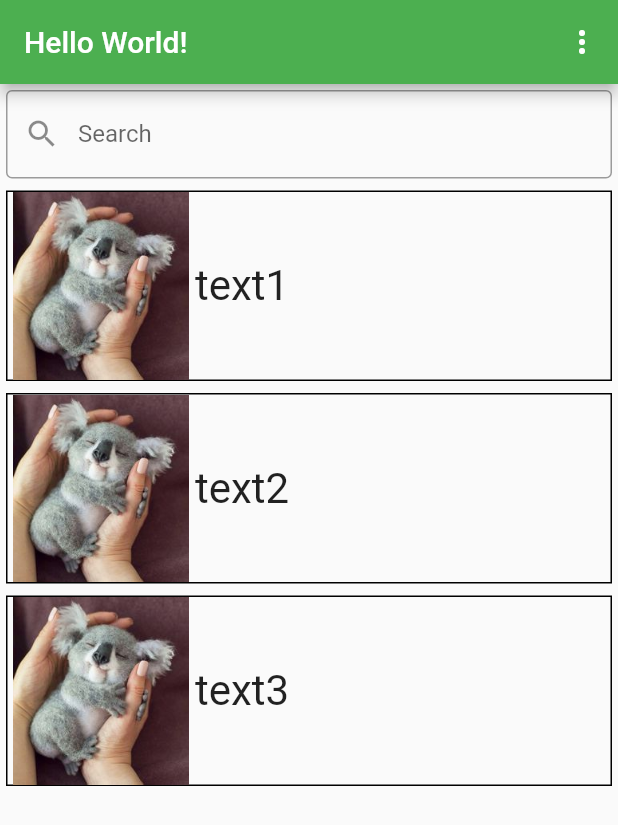
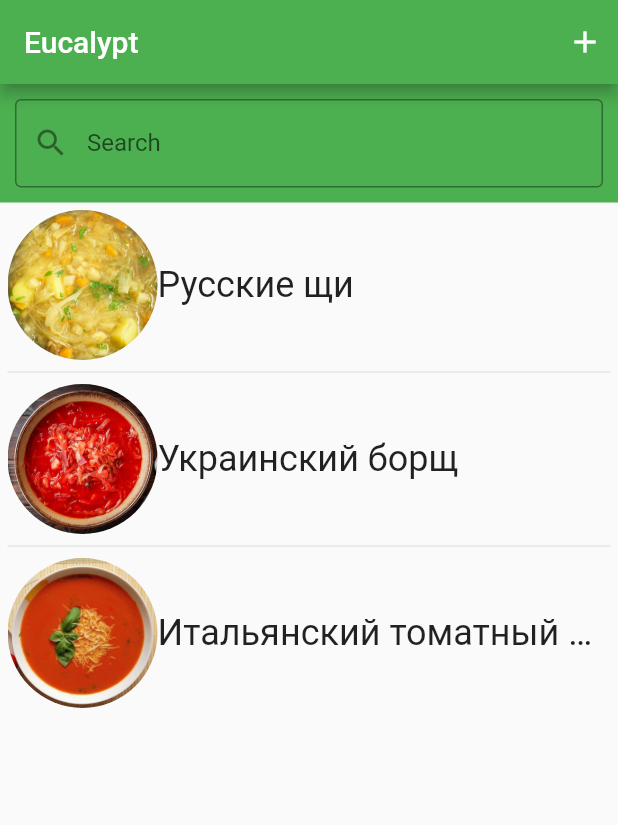
Before and after one commit to MrSanchezzzzz/myflutterapp1, a Flutter app: the screen it shows after launch, on a phone screen of 412 x 824 dp. Shown: the top 825 px of the screen. Run offline on Flutter 3.47's test engine with Material 2 defaults, Android fonts, the phone set to English and light mode, and no system bars; our stand-ins replace image_picker.

Commit message:
v1.2. Did some refactoring Redesign New screens

```diff
--- /dev/null
+++ b/lib/Widgets/item_list_widget.dart
@@ -0,0 +1,101 @@
+
+import 'package:flutter/material.dart';
+import '../../item_details_screen.dart';
+import 'dart:async';
+import 'dart:io';
+import 'package:path_provider/path_provider.dart';
+
+class _Item {
+  final String title;
+  final ImageProvider image;
+  final String description;
+  _Item(this.title, this.description ,this.image);
+}
+
+class ItemsListWidget extends StatefulWidget {
+  ItemsListWidget({Key? key,String searchPattern=""}) : super(key: key){
+        this.searchPattern=searchPattern;
+  }
+  String searchPattern="";
+  @override
+  ItemListWidgetState createState() => ItemListWidgetState();
+}
+
+class ItemListWidgetState extends State<ItemsListWidget> {
+  List<_Item> itemsToDisplay = [];
+
+  @override
+  Widget build(BuildContext context) {
+    getItems(); //TODO: Should i make getItems() async?
+    return ListView.separated(
+        padding: const EdgeInsets.all(5),
+        itemCount: itemsToDisplay.length,
+        itemBuilder: (BuildContext context, int index){
+            return SizedBox(
+                child: InkWell(
+                      child: Row(
+                        children: [
+                          ClipOval(
+                            child: Image(image: itemsToDisplay[index].image,
+                              height: 100,
+                              width: 100,
+                              fit: BoxFit.cover,
+                            ),
+                          ),
+                            Expanded(child:
+                            Text(
+                              itemsToDisplay[index].title,
+                              style: TextStyle(fontSize: 24),
+                              overflow: TextOverflow.ellipsis,
+                              ),
+                            )
+                        ],
+                      ),
+                      onTap: () {
+                        Navigator.push(
+                            context,
+                            MaterialPageRoute(
+                                builder: (context) =>
+                                    ItemDetailsScreen(itemsToDisplay[index].title, itemsToDisplay[index].description, itemsToDisplay[index].image)));
+                      },
+                    )
+            );
+
+        },
+        separatorBuilder: (BuildContext context, int index) => const Divider(),
+    );
+  }
+  var lastLoadedItemIndex=0;
+  //Todo: implement getItems method
+  ///count(int) - how many NEW items should method add to list
+  ///searchPattern(string) - Checks if item.title contains this string
+  getItems({int count=5}) async {
+    getFile();
+    List<_Item> items = [
+      _Item("Русские щи",
+          "Суп из капусты. Придуман в Росии. Мы изменили пенсионный возраст чтобы он был в списке блюд еще 4 года.Суп из капусты. Придуман в Росии. Мы изменили пенсионный возраст чтобы он был в списке блюд еще 4 года.Суп из капусты. Придуман в Росии. Мы изменили пенсионный возраст чтобы он был в списке блюд еще 4 года.Суп из капусты. Придуман в Росии. Мы изменили пенсионный возраст чтобы он был в списке блюд еще 4 года",
+          AssetImage("assets/images/item1_image.jpg")),
+      _Item("Украинский борщ",
+          "Вкусный, сытный, наваристый, красный,как нос алкаша, борщ",
+          AssetImage("assets/images/item2_image.jpg")),
+      _Item("Итальянский томатный суп",
+          "Непонятная бурда. Вроде из помидоров. Не пробовал",
+          AssetImage("assets/images/item3_image.jpg"))
+    ];
+    itemsToDisplay.clear();
+    for (_Item i in items) {
+      if (!i.title.contains(RegExp(widget.searchPattern, caseSensitive: false))) {
+        continue;
+      }
+      itemsToDisplay.add(i);
+    }
+  }
+  Future<File> getFile() async{
+    final path=(await getApplicationDocumentsDirectory()).path;
+    final file=File("$path/items.txt");
+    if(!await file.exists()) {
+      file.create(recursive: true);
+    }
+    return file;
+  }
+}
--- a/lib/main.dart
+++ b/lib/main.dart
@@ -1,11 +1,14 @@
 import 'dart:async';
 import 'package:flutter/material.dart';
+import '../main_screen.dart';
 
 void main() {
-  runApp(MyApp());
+  runApp(const MyApp());
 }
 
 class MyApp extends StatelessWidget {
+  const MyApp({Key? key}) : super(key: key);
+
   @override
   Widget build(BuildContext context) {
     return MaterialApp(
@@ -13,13 +16,15 @@ class MyApp extends StatelessWidget {
       theme: ThemeData(
         primarySwatch: Colors.green,
       ),
-      home: LoadingScreen(),
-      debugShowCheckedModeBanner: true,
+      home: const LoadingScreen(),
+      debugShowCheckedModeBanner: false,
     );
   }
 }
 
 class LoadingScreen extends StatefulWidget {
+  const LoadingScreen({Key? key}) : super(key: key);
+
   @override
   _LoadingScreenState createState() => _LoadingScreenState();
 }
@@ -29,9 +34,9 @@ class _LoadingScreenState extends State<LoadingScreen> {
   void initState() {
     super.initState();
     Timer(
-        Duration(seconds: 3),
+        const Duration(seconds: 3),
         () => Navigator.pushReplacement(
-            context, MaterialPageRoute(builder: (context) => MainMenu())));
+            context, MaterialPageRoute(builder: (context) => MainScreen())));
   }
 
   @override
@@ -41,188 +46,15 @@ class _LoadingScreenState extends State<LoadingScreen> {
       child: Column(
         mainAxisAlignment: MainAxisAlignment.center,
         crossAxisAlignment: CrossAxisAlignment.center,
-        children: [
+        children: const [
           Image(
-            image: AssetImage("assets/images/coala_logo.jpg"),
+            image: AssetImage("assets/images/logo.png"),
             width: 100,
             height: 100,
           ),
-          Text("Koala", textScaleFactor: 2)
+          Text("Eucalypt", textScaleFactor: 2)
         ],
       ),
     );
   }
 }
-
-class MainMenu extends StatelessWidget {
-  @override
-  Widget build(BuildContext context) {
-    return Scaffold(
-        appBar: AppBar(
-          title: Text("Hello World!"),
-          actions: [
-            PopupMenuButton(
-                itemBuilder: (context) => [
-                      PopupMenuItem(
-                        child: Text("First"),
-                        value: 1,
-                      ),
-                      PopupMenuItem(
-                        child: Text("Second"),
-                        value: 2,
-                      )
-                    ])
-          ],
-        ),
-        body: ItemsList());
-  }
-}
-
-class ItemMenu extends StatelessWidget {
-  final String _title;
-  final String _text;
-  final ImageProvider _image;
-
-  ItemMenu(this._title, this._text, this._image);
-
-  @override
-  Widget build(BuildContext context) {
-    return Scaffold(
-      appBar: AppBar(title: Text(this._title)),
-      body: Column(
-        children: [
-          Row(mainAxisAlignment: MainAxisAlignment.center, children: [
-            Padding(
-              padding: EdgeInsets.symmetric(vertical: 5),
-              child: Image(
-                image: this._image,
-                width: 300,
-                height: 300,
-              ),
-            )
-          ]),
-          Expanded(
-              child: Align(
-            child: Text(
-              _text,
-              textScaleFactor: 1.5,
-            ),
-            alignment: Alignment.topLeft,
-          )),
-          BottomAppBar(
-              child: Padding(
-            padding: EdgeInsets.symmetric(vertical: 2.5),
-            child: Column(children: [
-              Container(
-                  padding: EdgeInsets.symmetric(vertical: 5),
-                  margin: EdgeInsets.all(2.0),
-                  decoration:
-                      BoxDecoration(border: Border.all(color: Colors.black)),
-                  width: double.infinity,
-                  child: TextButton(onPressed: () {}, child: Text("Action1"))),
-              Container(
-                  padding: EdgeInsets.symmetric(vertical: 5),
-                  margin: EdgeInsets.all(2.0),
-                  decoration:
-                      BoxDecoration(border: Border.all(color: Colors.black)),
-                  width: double.infinity,
-                  child: TextButton(onPressed: () {}, child: Text("Action2")))
-            ]),
-          ))
-        ],
-      ),
-    );
-  }
-}
-
-class _Item {
-  final String title;
-  final ImageProvider image;
-
-  _Item(this.title, this.image);
-}
-
-class ItemsList extends StatefulWidget {
-  @override
-  ItemListState createState() => ItemListState();
-}
-
-class ItemListState extends State<ItemsList> {
-  List<Widget> getItems(BuildContext context, {String searchPattern = ""}) {
-    List<_Item> items = [
-      _Item("text1", AssetImage("assets/images/coala_item.jpg")),
-      _Item("text2", AssetImage("assets/images/coala_item.jpg")),
-      _Item("text3", AssetImage("assets/images/coala_item.jpg"))
-    ];
-
-    List<SizedBox> boxes = [];
-
-    for (_Item i in items) {
-      if (!i.title.contains(new RegExp(searchPattern, caseSensitive: false))) {
-        continue;
-      }
-      boxes.add(SizedBox(
-          child: Padding(
-              padding:
-                  const EdgeInsets.symmetric(horizontal: 4.0, vertical: 4.0),
-              child: InkWell(
-                child: Container(
-                  decoration: BoxDecoration(
-                    border: Border.all(color: Colors.black),
-                    borderRadius: BorderRadius.horizontal(),
-                  ),
-                  child: Row(
-                    children: [
-                      Image(
-                        image: i.image,
-                        width: 125,
-                        height: 125,
-                      ),
-                      Text(
-                        i.title,
-                        textScaleFactor: 2,
-                      )
-                    ],
-                  ),
-                ),
-                onTap: () {
-                  Navigator.push(
-                      context,
-                      MaterialPageRoute(
-                          builder: (context) =>
-                              ItemMenu(i.title, "BLAH BLAH BLAH", i.image)));
-                },
-              ))));
-    }
-    return boxes;
-  }
-
-  String searchPattern = "";
-
-  @override
-  Widget build(BuildContext context) {
-    return Column(
-      children: [
-        Padding(
-          padding: const EdgeInsets.all(4.0),
-          child: TextFormField(
-            decoration: InputDecoration(
-                border: OutlineInputBorder(),
-                hintText: 'Enter text to search',
-                labelText: 'Search',
-                prefixIcon: Icon(Icons.search)),
-            onChanged: (value) {
-              setState(() {
-                searchPattern = value;
-              });
-            },
-          ),
-        ),
-        Expanded(
-            child: ListView(
-          children: getItems(context, searchPattern: this.searchPattern),
-        ))
-      ],
-    );
-  }
-}
--- /dev/null
+++ b/lib/main_screen.dart
@@ -0,0 +1,61 @@
+
+import 'package:flutter/material.dart';
+import 'package:myflutterapp1/item_create_screen.dart';
+import 'Widgets/item_list_widget.dart';
+import '../item_create_screen.dart';
+class MainScreen extends StatefulWidget{
+  const MainScreen({Key? key}) : super(key: key);
+
+  @override
+  MainScreenState createState() => MainScreenState();
+
+}
+
+class MainScreenState extends State<MainScreen> {
+  String _searchString="";
+  @override
+  Widget build(BuildContext context) {
+    return Scaffold(
+        appBar: AppBar(
+          title: Text("Eucalypt"),
+          actions: [
+            Padding(
+                padding: EdgeInsets.only(right: 10),
+                child: GestureDetector(
+                  onTap: (){
+                      Navigator.push(context, MaterialPageRoute(builder: (context)=>
+                      ItemCreateScreen()));
+                  },
+                  child: const Icon(Icons.add),
+                ),
+            ),
+          ],
+        ),
+        body:
+            Column(children: [
+              Container(
+                color:Colors.green,
+                child: Padding(
+                  padding: const EdgeInsets.all(10.0),
+                  child: TextFormField(
+                    decoration: InputDecoration(
+                        border: OutlineInputBorder(),
+                        hintText: 'Enter text to search',
+                        labelText: 'Search',
+                        prefixIcon: Icon(Icons.search),
+                        fillColor: Colors.white,
+                    ),
+                    onChanged: (value) {
+                      setState(() {
+                          _searchString=value;
+                      });
+                    },
+                  ),
+                ),
+              ),
+              Expanded(child: ItemsListWidget(searchPattern: _searchString)),
+            ],
+            ),
+        );
+  }
+}
--- a/pubspec.yaml
+++ b/pubspec.yaml
@@ -31,9 +31,14 @@ dependencies:
     sdk: flutter
 
 
+
+
   # The following adds the Cupertino Icons font to your application.
   # Use with the CupertinoIcons class for iOS style icons.
   cupertino_icons: ^1.0.2
+  path_provider: ^2.0.7
+  xml: ^5.3.1
+  image_picker: ^0.8.4+4
 
 dev_dependencies:
   flutter_test:
```
Also changed, not shown: lib/Widgets/bottom_app_bar_button.dart (added, +25 -0 lines), lib/item_create_screen.dart (added, +118 -0 lines), lib/item_details_screen.dart (added, +79 -0 lines), assets/images/empty_plate.jpg (added), assets/images/item1_image.jpg (added), assets/images/item2_image.jpg (added), assets/images/item3_image.jpg (added), assets/images/logo.png (added), pubspec.lock.
